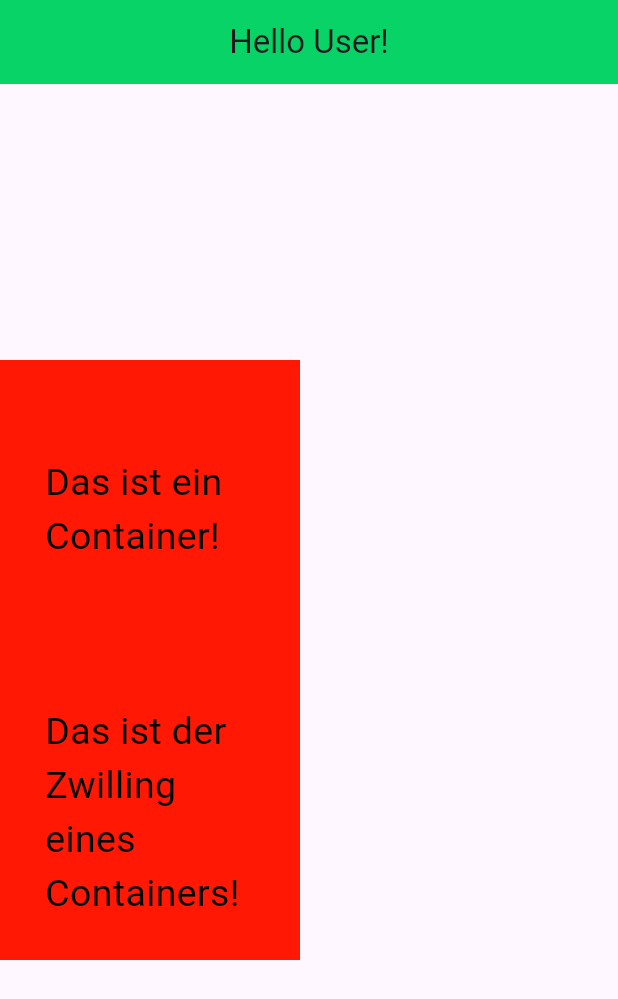
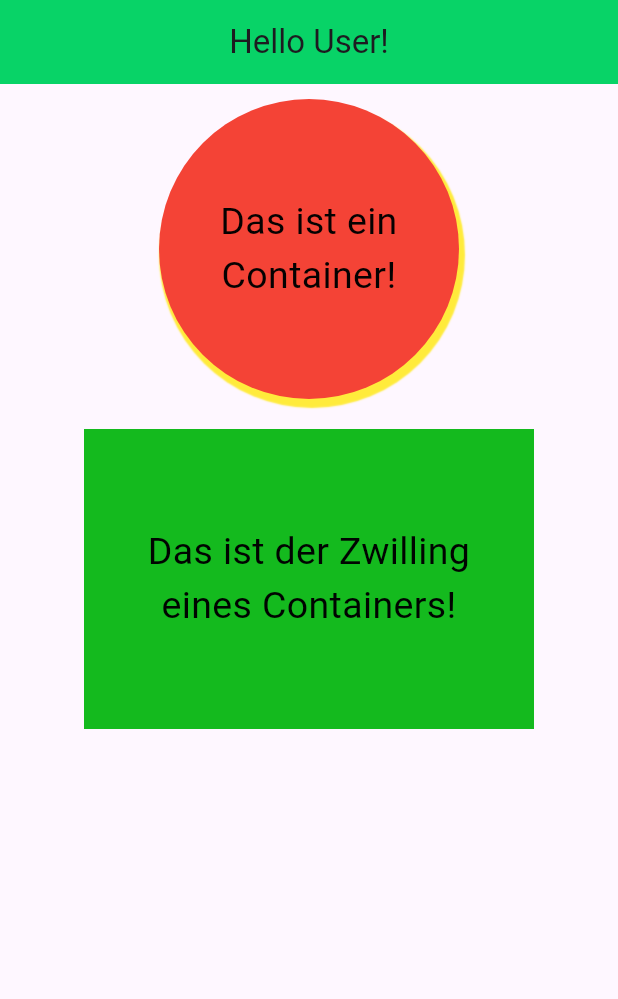
Before and after one commit to SHADOW383-svg/First-Flutter, a Flutter app: the screen it shows after launch, on a phone screen of 412 x 824 dp. Shown: the top 999 px of the screen. Run offline on Flutter 3.47's test engine with Material 3 defaults, Android fonts, the light colour scheme and no system bars.

Commit message:
Added BoxDecoration + Shadows

```diff
--- a/lib/main.dart
+++ b/lib/main.dart
@@ -33,20 +33,32 @@ class MyHomePage extends StatelessWidget {
         centerTitle: true,
       ),
       body: Column(
-        mainAxisAlignment: MainAxisAlignment.center,
-        crossAxisAlignment: CrossAxisAlignment.center,
         children: <Widget>[
-          Container(
-            color: Color.fromARGB(250, 255, 21, 0),
+          Center(
+            child: Container(
+              //color: Color.fromARGB(250, 255, 21, 0),
               width: 200,
               height: 200,
-            padding: EdgeInsetsGeometry.all(30),
-            //margin: EdgeInsets.all(100),
+              padding: EdgeInsetsGeometry.all(35),
+              margin: EdgeInsets.all(10),
               alignment: Alignment.center,
-            //decoration: BoxDecoration(shape: BoxShape.circle, color: Colors.blue),
+              decoration: BoxDecoration(
+                color: Colors.red,
+                shape: BoxShape.circle,
+                //color: Colors.blue
+                boxShadow: [
+                  BoxShadow(
+                    color: Colors.yellow.withValues(),
+                    blurRadius: 0.1,
+                    spreadRadius: 2,
+                    offset: const Offset(2, 4),
+                  ),
+                ],
+              ),
               child: Center(
                 child: Text(
                   "Das ist ein Container!",
+                  textAlign: TextAlign.center,
                   style: TextStyle(
                     color: Color.fromARGB(250, 0, 0, 0),
                     fontSize: 25,
@@ -54,17 +66,19 @@ class MyHomePage extends StatelessWidget {
                 ),
               ),
             ),
+          ),
           Container(
-            color: Color.fromARGB(250, 255, 21, 0),
-            width: 200,
+            color: Color.fromARGB(248, 13, 184, 24),
+            width: 300,
             height: 200,
-            padding: EdgeInsetsGeometry.all(30),
-            //margin: EdgeInsets.all(100),
+            padding: EdgeInsets.all(20),
+            margin: EdgeInsets.all(10),
             alignment: Alignment.center,
             //decoration: BoxDecoration(shape: BoxShape.circle, color: Colors.blue),
             child: Center(
               child: Text(
                 "Das ist der Zwilling eines Containers!",
+                textAlign: TextAlign.center,
                 style: TextStyle(
                   color: Color.fromARGB(250, 0, 0, 0),
                   fontSize: 25,
```
Lines whose indentation alone changed are shown as unchanged.
